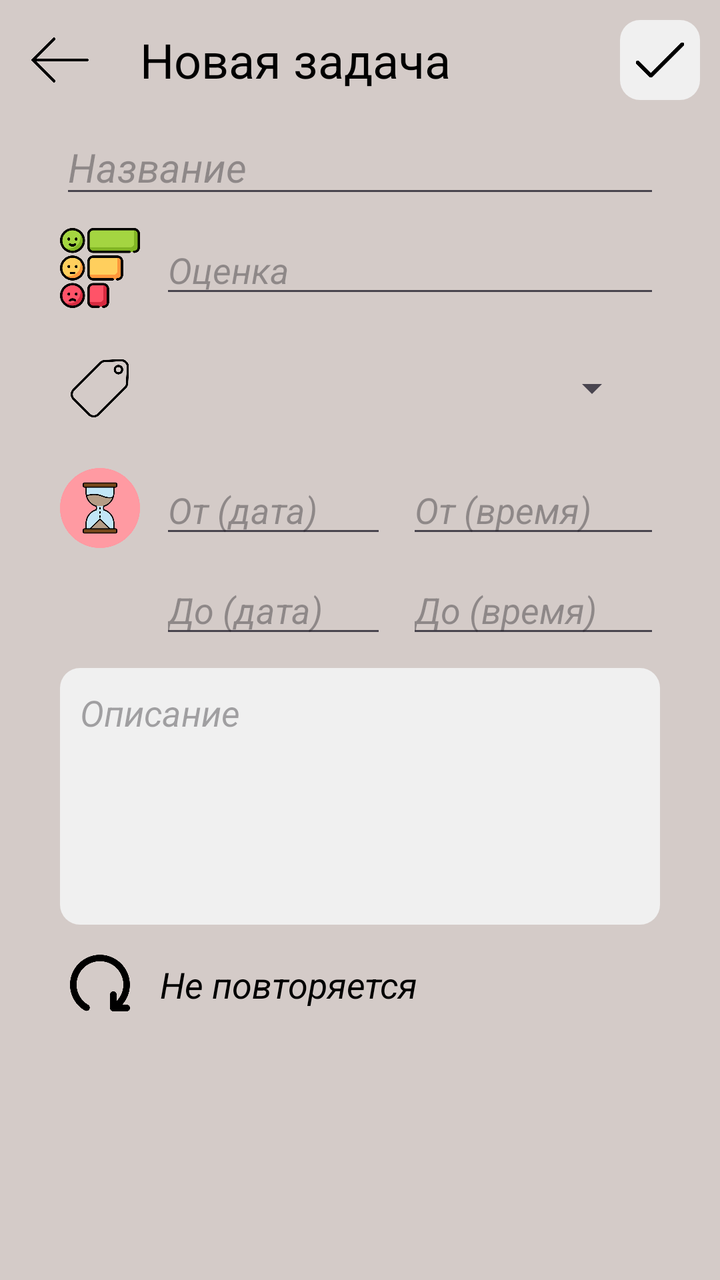
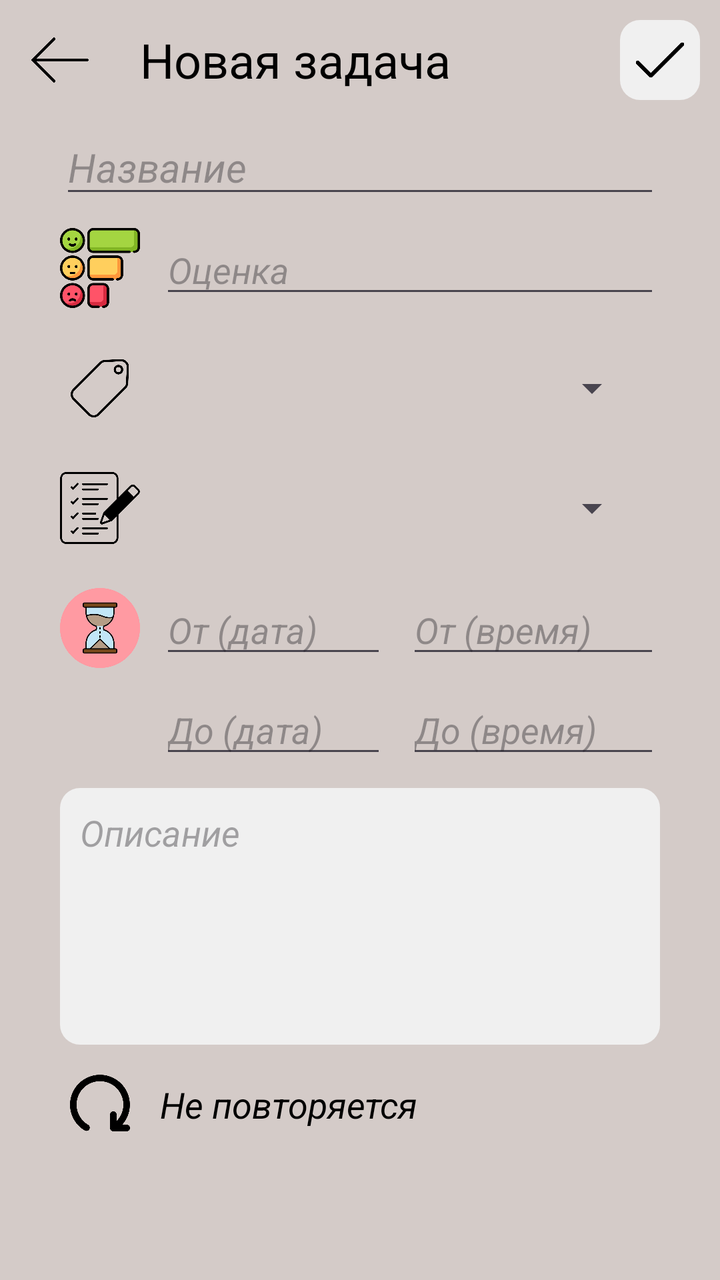

The first picture is an Android layout as it rendered before a commit; the second is the same layout after the commit. The layout source and the unified diff follow.
<!-- AndroidManifest.xml: application theme Theme.Assistant -->
<!-- res/layout/activity_new_task.xml -->
<?xml version="1.0" encoding="utf-8"?>
<RelativeLayout xmlns:android="http://schemas.android.com/apk/res/android"
    xmlns:app="http://schemas.android.com/apk/res-auto"
    xmlns:tools="http://schemas.android.com/tools"
    android:layout_width="match_parent"
    android:layout_height="match_parent"
    android:background="@color/background_main"
    tools:context=".tasks.NewTaskActivity">

    <ImageButton
        android:layout_width="60dp"
        android:layout_height="60dp"
        android:id="@+id/backBtn"
        android:src="@drawable/back"
        android:scaleType="fitCenter"
        android:backgroundTint="@color/background_main"
        />
    <TextView
        android:layout_width="wrap_content"
        android:layout_height="60dp"
        android:id="@+id/newTaskText"
        android:textColor="@color/black"
        android:layout_toRightOf="@+id/backBtn"
        android:text="Новая задача"
        android:textSize="24dp"
        android:gravity="center"
        android:layout_marginLeft="10dp"
        />
    <ImageButton
        android:layout_width="40dp"
        android:layout_height="40dp"
        android:id="@+id/tickBtn"
        android:src="@drawable/tick"
        android:scaleType="fitCenter"
        android:padding="5dp"
        android:background="@drawable/image_btn_style"
        android:layout_marginBottom="70dp"
        android:layout_marginEnd="10dp"
        android:layout_marginTop="10dp"
        android:layout_alignParentEnd="true"
        />


    <ScrollView
        android:layout_width="match_parent"
        android:layout_height="match_parent"
        android:layout_below="@+id/newTaskText"
        android:id="@+id/scroll">
        <RelativeLayout
            android:layout_width="match_parent"
            android:layout_height="wrap_content"
            android:orientation="vertical">

            <LinearLayout
                android:layout_width="match_parent"
                android:layout_height="match_parent"
                android:layout_marginHorizontal="30dp"
                android:orientation="vertical">

                <EditText
                    android:layout_width="match_parent"
                    android:layout_height="wrap_content"
                    android:id="@+id/taskName"
                    android:hint="Название"
                    android:textSize="20dp"
                    android:textStyle="italic"
                    android:maxLength="30"/>

                <LinearLayout
                    android:layout_width="match_parent"
                    android:layout_height="wrap_content"
                    android:orientation="horizontal">

                    <ImageButton
                        android:layout_width="40dp"
                        android:layout_height="40dp"
                        android:src="@drawable/score"
                        android:scaleType="centerCrop"
                        android:background="@color/background_main"
                        android:layout_marginVertical="10dp"
                        />
                    <EditText
                        android:layout_width="match_parent"
                        android:layout_height="40dp"
                        android:id="@+id/scoreEditText"
                        android:layout_gravity="center"
                        android:textStyle="italic"
                        android:inputType="number"
                        android:hint="Оценка"
                        android:layout_marginLeft="10dp"/>

                </LinearLayout>


                <LinearLayout
                    android:layout_width="match_parent"
                    android:layout_height="wrap_content"
                    android:orientation="horizontal">

                    <ImageButton
                        android:layout_width="40dp"
                        android:layout_height="40dp"
                        android:src="@drawable/category"
                        android:scaleType="centerCrop"
                        android:background="@color/background_main"
                        android:layout_marginVertical="10dp"
                        />
                    <Spinner
                        android:layout_width="match_parent"
                        android:layout_height="40dp"
                        android:id="@+id/ctgSpinner"
                        android:layout_gravity="center"
                        android:layout_marginHorizontal="10dp" />

                </LinearLayout>



                <LinearLayout
                    android:layout_width="match_parent"
                    android:layout_height="wrap_content"
                    android:orientation="horizontal">

                    <ImageButton
                        android:layout_width="40dp"
                        android:layout_height="40dp"
                        android:src="@drawable/time_for_task"
                        android:scaleType="centerCrop"
                        android:background="@color/background_main"
                        android:layout_marginVertical="10dp"
                        />
                    <EditText
                        android:layout_width="wrap_content"
                        android:layout_height="40dp"
                        android:id="@+id/dateTimeTaskFromDate"
                        android:layout_gravity="center"
                        android:layout_weight="1"
                        android:textStyle="italic"
                        android:inputType="date"
                        android:hint="От (дата)"
                        android:layout_marginLeft="10dp"
                        android:onClick="setDateFrom"/>
                    <EditText
                        android:layout_width="wrap_content"
                        android:layout_height="40dp"
                        android:id="@+id/dateTimeTaskFromTime"
                        android:layout_gravity="center"
                        android:layout_weight="1"
                        android:textStyle="italic"
                        android:inputType="time"
                        android:hint="От (время)"
                        android:layout_marginLeft="10dp"
                        android:onClick="setTimeFrom"/>

                </LinearLayout>

                <LinearLayout
                    android:layout_width="match_parent"
                    android:layout_height="wrap_content"
                    android:orientation="horizontal"
                    android:layout_marginLeft="40dp">
                    <EditText
                        android:layout_width="wrap_content"
                        android:layout_height="40dp"
                        android:id="@+id/dateTimeTaskToDate"
                        android:layout_gravity="center"
                        android:layout_weight="1"
                        android:textStyle="italic"
                        android:inputType="date"
                        android:hint="До (дата)"
                        android:layout_marginLeft="10dp"
                        android:onClick="setDateTo"/>
                    <EditText
                        android:layout_width="wrap_content"
                        android:layout_height="40dp"
                        android:id="@+id/dateTimeTaskToTime"
                        android:layout_gravity="center"
                        android:layout_weight="1"
                        android:textStyle="italic"
                        android:inputType="time"
                        android:hint="До (время)"
                        android:layout_marginLeft="10dp"
                        android:onClick="setTimeTo"/>
                </LinearLayout>

                <EditText
                    android:layout_width="match_parent"
                    android:layout_height="wrap_content"
                    android:id="@+id/decrTaskEditText"
                    android:hint="Описание"
                    android:inputType="textMultiLine"
                    android:lines="5"
                    android:maxLines="10"
                    android:gravity="start"
                    android:padding="10dp"
                    android:background="@drawable/image_btn_style"
                    android:textStyle="italic"
                    android:layout_marginTop="10dp"
                    />

                <LinearLayout
                    android:layout_width="match_parent"
                    android:layout_height="wrap_content"
                    android:id="@+id/repeatOrNotRepeatLL"
                    android:orientation="horizontal">

                    <ImageButton
                        android:layout_width="40dp"
                        android:layout_height="40dp"
                        android:src="@drawable/repeat"
                        android:scaleType="centerCrop"
                        android:background="@color/background_main"
                        android:layout_marginVertical="10dp"
                        />
                    <TextView
                        android:layout_width="match_parent"
                        android:layout_height="40dp"
                        android:id="@+id/repeatOrNotRepeatText"
                        android:layout_gravity="center"
                        android:gravity="center_vertical"
                        android:textSize="18dp"
                        android:textStyle="italic"
                        android:text="Не повторяется"
                        android:layout_marginLeft="10dp"
                        android:textColor="@color/black"/>

                </LinearLayout>


                
                <LinearLayout
                    android:layout_width="match_parent"
                    android:layout_height="match_parent"
                    android:id="@+id/taskRepeatLL"
                    android:layout_marginHorizontal="10dp"
                    android:orientation="vertical"
                    android:visibility="gone">

                    <LinearLayout
                        android:layout_width="match_parent"
                        android:layout_height="wrap_content"
                        android:orientation="horizontal"
                        android:layout_marginBottom="10dp">

                        <TextView
                            android:layout_width="wrap_content"
                            android:layout_height="match_parent"
                            android:text="Начало повторов"
                            android:textSize="20dp"
                            android:gravity="center_vertical"
                            android:layout_gravity="center_vertical"
                            android:textColor="@color/black"
                            android:layout_marginHorizontal="20dp"/>

                        <EditText
                            android:layout_width="match_parent"
                            android:layout_height="40dp"
                            android:id="@+id/dateStart"
                            android:textSize="20dp"
                            android:inputType="date"
                            android:hint="дата"
                            android:textColor="@color/black"
                            android:onClick="setDate"/>

                    </LinearLayout>

                    <TextView
                        android:layout_width="match_parent"
                        android:layout_height="wrap_content"
                        android:text="Повторяется раз в"
                        android:textSize="20dp"
                        android:textColor="@color/black"
                        android:layout_marginBottom="10dp"
                        android:layout_marginHorizontal="20dp"/>

                    <LinearLayout
                        android:layout_width="match_parent"
                        android:layout_height="wrap_content"
                        android:orientation="horizontal">

                        <EditText
                            android:layout_width="70dp"
                            android:layout_height="40dp"
                            android:id="@+id/count"
                            android:hint="кол-во"
                            android:inputType="number"
                            android:textAlignment="center"
                            android:layout_marginVertical="10dp"
                            />
                        <Spinner
                            android:layout_width="match_parent"
                            android:layout_height="40dp"
                            android:id="@+id/repeatSpinner"
                            android:hint="кол-во"
                            android:textAlignment="center"
                            android:layout_marginVertical="10dp"
                            android:layout_marginLeft="20dp"/>
                    </LinearLayout>

                    <TextView
                        android:layout_width="match_parent"
                        android:layout_height="wrap_content"
                        android:id="@+id/textDayRepeat"
                        android:text="Когда повторяется"
                        android:textSize="20dp"
                        android:textColor="@color/black"
                        android:layout_marginVertical="10dp"
                        android:layout_marginHorizontal="20dp"
                        android:visibility="visible"/>


                    <LinearLayout
                        android:layout_width="match_parent"
                        android:layout_height="wrap_content"
                        android:id="@+id/linearWeek"
                        android:orientation="horizontal"
                        android:layout_marginTop="10dp"
                        android:visibility="visible">

                        <TextView
                            android:layout_width="wrap_content"
                            android:layout_height="wrap_content"
                            android:id="@+id/mondayBtn"
                            android:background="@drawable/image_btn_style"
                            android:textColor="@color/black"
                            android:text="ПН"
                            android:textAlignment="center"
                            android:layout_weight="1"
                            android:textSize="18dp"
                            android:layout_marginHorizontal="3dp"/>

                        <TextView
                            android:layout_width="wrap_content"
                            android:layout_height="wrap_content"
                            android:id="@+id/tuesdayBtn"
                            android:background="@drawable/image_btn_style"
                            android:textColor="@color/black"
                            android:text="ВТ"
                            android:textAlignment="center"
                            android:layout_weight="1"
                            android:textSize="18dp"
                            android:layout_marginHorizontal="3dp"/>

                        <TextView
                            android:layout_width="wrap_content"
                            android:layout_height="wrap_content"
                            android:id="@+id/wednesdayBtn"
                            android:background="@drawable/image_btn_style"
                            android:textColor="@color/black"
                            android:text="СР"
                            android:textAlignment="center"
                            android:layout_weight="1"
                            android:textSize="18dp"
                            android:layout_marginHorizontal="3dp"/>

                        <TextView
                            android:layout_width="wrap_content"
                            android:layout_height="wrap_content"
                            android:backgroundTint="@color/background2"
                            android:id="@+id/thursdayBtn"
                            android:background="@drawable/image_btn_style"
                            android:textColor="@color/black"
                            android:text="ЧТ"
                            android:textAlignment="center"
                            android:layout_weight="1"
                            android:textSize="18dp"
                            android:layout_marginHorizontal="3dp"/>

                        <TextView
                            android:layout_width="wrap_content"
                            android:layout_height="wrap_content"
                            android:id="@+id/fridayBtn"
                            android:background="@drawable/image_btn_style"
                            android:textColor="@color/black"
                            android:text="ПТ"
                            android:textAlignment="center"
                            android:layout_weight="1"
                            android:textSize="18dp"
                            android:layout_marginHorizontal="3dp"/>

                        <TextView
                            android:layout_width="wrap_content"
                            android:layout_height="wrap_content"
                            android:id="@+id/saturdayBtn"
                            android:background="@drawable/image_btn_style"
                            android:textColor="@color/black"
                            android:text="СБ"
                            android:textAlignment="center"
                            android:layout_weight="1"
                            android:textSize="18dp"
                            android:layout_marginHorizontal="3dp"/>
                        <TextView
                            android:layout_width="wrap_content"
                            android:layout_height="wrap_content"
                            android:id="@+id/sundayBtn"
                            android:background="@drawable/image_btn_style"
                            android:textColor="@color/black"
                            android:text="ВС"
                            android:textAlignment="center"
                            android:layout_weight="1"
                            android:textSize="18dp"
                            android:layout_marginHorizontal="3dp"/>

                    </LinearLayout>


                    <TextView
                        android:layout_width="wrap_content"
                        android:layout_height="wrap_content"
                        android:text="Когда заканчивается"
                        android:textSize="20dp"
                        android:textColor="@color/black"
                        android:layout_marginVertical="10dp"
                        android:layout_marginHorizontal="20dp"/>
                    <LinearLayout
                        android:layout_width="match_parent"
                        android:layout_height="wrap_content"
                        android:orientation="horizontal">

                        <Spinner
                            android:layout_width="wrap_content"
                            android:layout_height="30dp"
                            android:id="@+id/whenEndSpinner"
                            android:hint="конец"
                            android:textAlignment="center"
                            android:paddingHorizontal="30dp"/>
                        <EditText
                            android:layout_width="match_parent"
                            android:layout_height="wrap_content"
                            android:id="@+id/dateEnd"
                            android:textSize="20dp"
                            android:inputType="date"
                            android:textAlignment="center"
                            android:textColor="@color/black"
                            android:visibility="gone"
                            android:onClick="setDate"/>

                        <EditText
                            android:layout_width="match_parent"
                            android:layout_height="wrap_content"
                            android:id="@+id/countEnd"
                            android:textSize="20dp"
                            android:inputType="number"
                            android:textAlignment="center"
                            android:textColor="@color/black"
                            android:visibility="gone"/>
                    </LinearLayout>



                </LinearLayout>


            </LinearLayout>
        </RelativeLayout>
    </ScrollView>


</RelativeLayout>
<!-- resources referenced by this layout -->
<resources>
  <color name="background2">#FFF0F0F0</color>
  <color name="background_main">#FFD4CBC8</color>
  <color name="black">#FF000000</color>
  <!-- drawable back: png bitmap (drawable, 2771 bytes) -->
  <!-- drawable category: png bitmap (drawable, 7547 bytes) -->
  <!-- drawable image_btn_style (drawable) -->
  <?xml version="1.0" encoding="utf-8"?>
  <shape xmlns:android="http://schemas.android.com/apk/res/android">
      <solid android:color="@color/background2"/>
      <corners android:radius="10.0dp"/>
  </shape>
  <!-- drawable repeat: png bitmap (drawable, 10718 bytes) -->
  <!-- drawable score: png bitmap (drawable, 35663 bytes) -->
  <!-- drawable tick: png bitmap (drawable, 3143 bytes) -->
  <!-- drawable time_for_task: png bitmap (drawable, 28308 bytes) -->
  <style name="Theme.Assistant" parent="Base.Theme.Assistant" />
  <style name="Base.Theme.Assistant" parent="Theme.Material3.DayNight.NoActionBar">
          
          
          <item name="colorPrimary">@color/background_main</item>
  
          <item name="android:spinnerItemStyle">
              @style/spinnerItemStyle
          </item>
  
          
          <item name="android:spinnerDropDownItemStyle">
              @style/spinnerDropDownItemStyle
          </item>
  
      </style>
  <style name="spinnerItemStyle">
  
          <item name="android:textStyle">normal</item>
          <item name="android:paddingHorizontal">20dp</item>
          <item name="android:textSize">20sp</item>
          <item name="android:textColor">@color/black</item>
      </style>
  <style name="spinnerDropDownItemStyle">
          <item name="android:paddingHorizontal">20dp</item>
          <item name="android:paddingVertical">10dp</item>
          <item name="android:textSize">20sp</item>
          <item name="android:textColor">@color/black</item>
      </style>
</resources>

<!-- the commit's change to res/layout/activity_new_task.xml (unified diff, before → after) -->
@@ -124,6 +124,29 @@
                     <ImageButton
                         android:layout_width="40dp"
                         android:layout_height="40dp"
+                        android:src="@drawable/plans"
+                        android:scaleType="centerCrop"
+                        android:background="@color/background_main"
+                        android:layout_marginVertical="10dp"
+                        />
+                    <Spinner
+                        android:layout_width="match_parent"
+                        android:layout_height="40dp"
+                        android:id="@+id/plansSpinner"
+                        android:layout_gravity="center"
+                        android:layout_marginHorizontal="10dp" />
+
+                </LinearLayout>
+
+
+                <LinearLayout
+                    android:layout_width="match_parent"
+                    android:layout_height="wrap_content"
+                    android:orientation="horizontal">
+
+                    <ImageButton
+                        android:layout_width="40dp"
+                        android:layout_height="40dp"
                         android:src="@drawable/time_for_task"
                         android:scaleType="centerCrop"
                         android:background="@color/background_main"
@@ -260,7 +283,7 @@
                             android:inputType="date"
                             android:hint="дата"
                             android:textColor="@color/black"
-                            android:onClick="setDate"/>
+                            android:onClick="setDateRepeat"/>
 
                     </LinearLayout>
 
<!-- resource entries referenced after the edit -->
@@ -11,6 +11,7 @@
       <solid android:color="@color/background2"/>
       <corners android:radius="10.0dp"/>
   </shape>
+  <!-- drawable plans: png bitmap (drawable, 12585 bytes) -->
   <!-- drawable repeat: png bitmap (drawable, 10718 bytes) -->
   <!-- drawable score: png bitmap (drawable, 35663 bytes) -->
   <!-- drawable tick: png bitmap (drawable, 3143 bytes) -->
